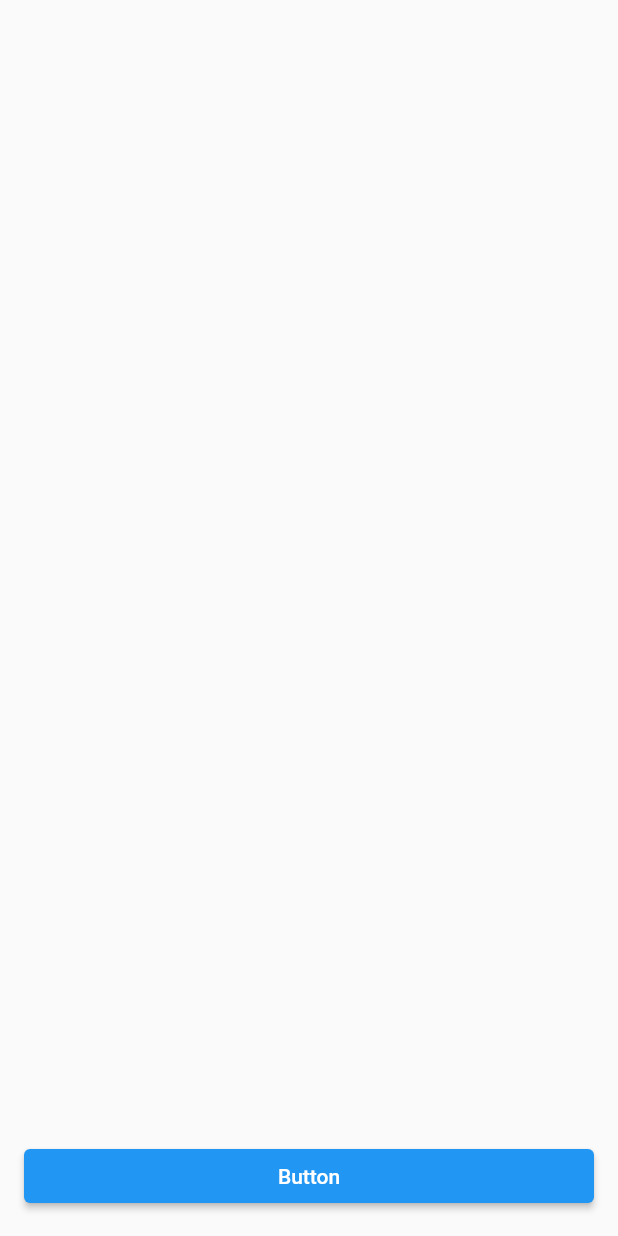
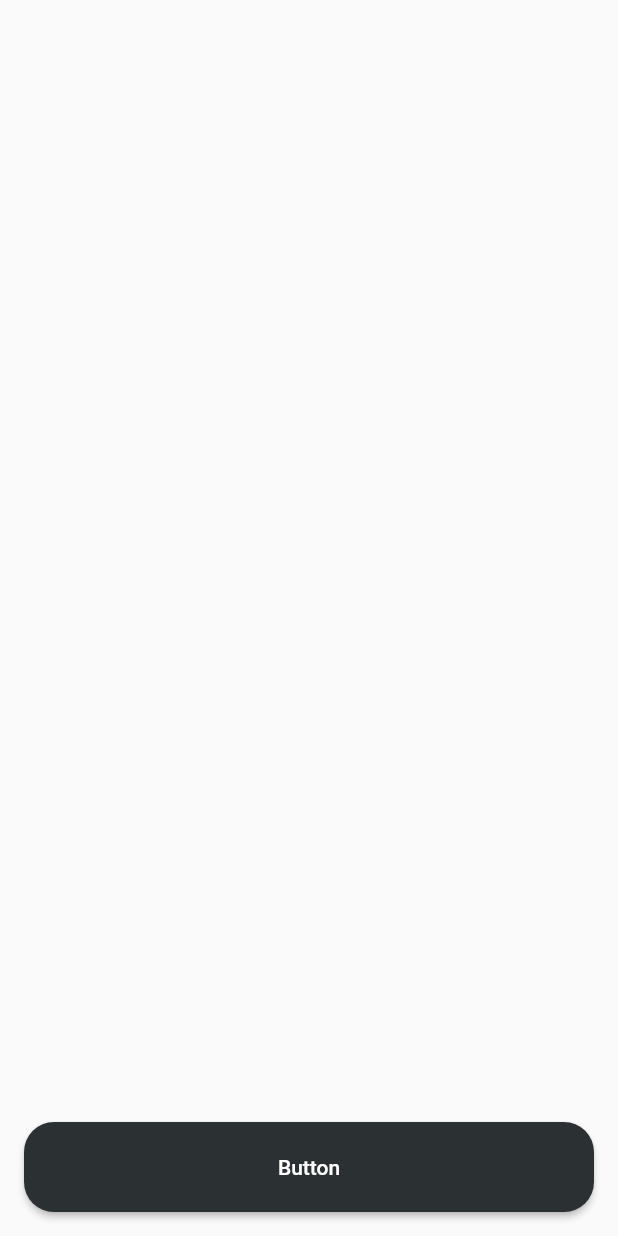
Before and after one commit to ekinsdrow/sticker_creator, a Flutter app: the screen it shows after launch, on a phone screen of 412 x 824 dp. Run offline on Flutter 3.47's test engine with Material 2 defaults, Android fonts, the light colour scheme and no system bars; our stand-ins replace auto_route.

Commit message:
Add theme

```diff
--- a/lib/presentation/sticker_app.dart
+++ b/lib/presentation/sticker_app.dart
@@ -2,6 +2,7 @@ import 'package:flutter/material.dart';
 import 'package:flutter_localizations/flutter_localizations.dart';
 import 'package:sticker_creator/generated/l10n.dart';
 import 'package:sticker_creator/internal/router/router.dart';
+import 'package:sticker_creator/presentation/theme/themes.dart';
 
 class StickerApp extends StatelessWidget {
  StickerApp({Key? key}) : super(key: key);
@@ -25,6 +26,7 @@ class StickerApp extends StatelessWidget {
       debugShowCheckedModeBanner: false,
       routeInformationParser: _router.defaultRouteParser(),
       routerDelegate: _router.delegate(),
+      theme: Themes.lightTheme,
     );
   }
 }
--- /dev/null
+++ b/lib/presentation/theme/themes.dart
@@ -0,0 +1,14 @@
+import 'package:flutter/material.dart';
+
+class Themes {
+  static ThemeData lightTheme = ThemeData(
+    elevatedButtonTheme: ElevatedButtonThemeData(
+      style: ElevatedButton.styleFrom(
+        primary: const Color(0xFF2B3033),
+        shape: RoundedRectangleBorder(
+          borderRadius: BorderRadius.circular(20.0),
+        ),
+      ),
+    ),
+  );
+}
--- a/lib/presentation/widgets/button.dart
+++ b/lib/presentation/widgets/button.dart
@@ -5,9 +5,15 @@ class Button extends StatelessWidget {
 
   @override
   Widget build(BuildContext context) {
-    return ElevatedButton(
-      onPressed: () {},
-      child: Text('Button'),
+    return SizedBox(
+      height: 60,
+      child: ElevatedButton(
+        onPressed: () {},
+        style: Theme.of(context).elevatedButtonTheme.style,
+        child: Text(
+          'Button',
+        ),
+      ),
     );
   }
 }
```
